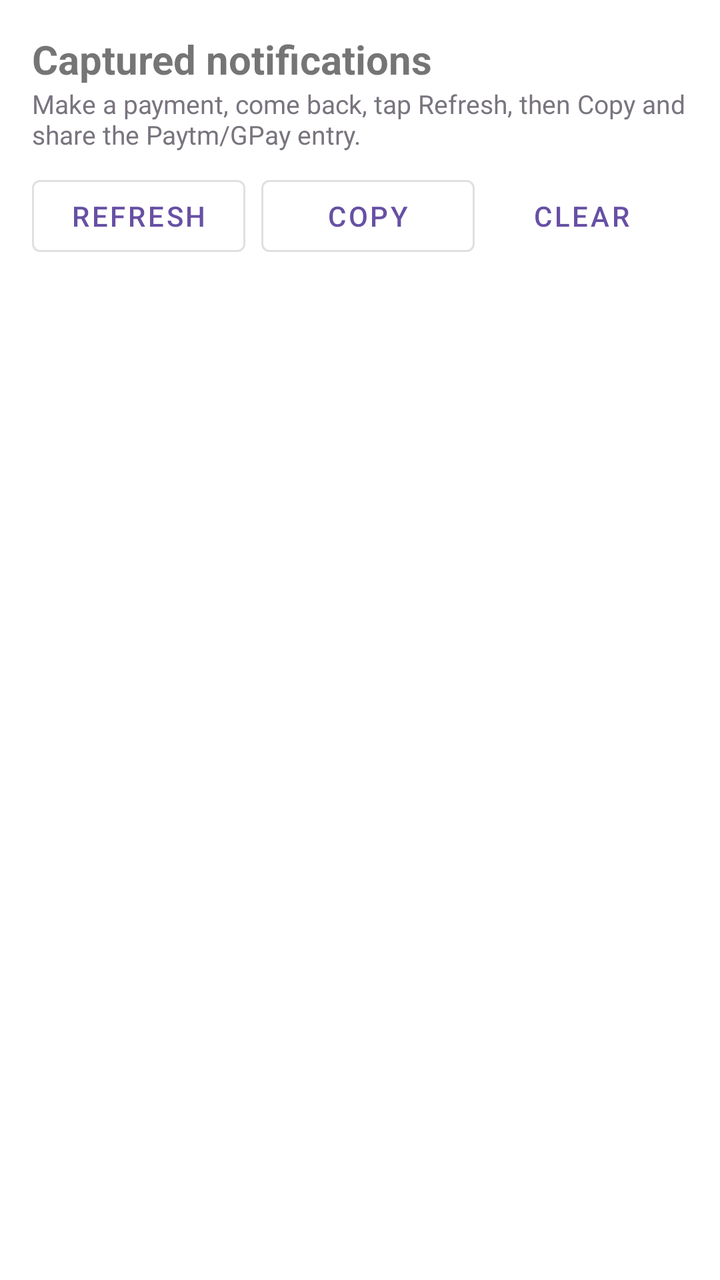
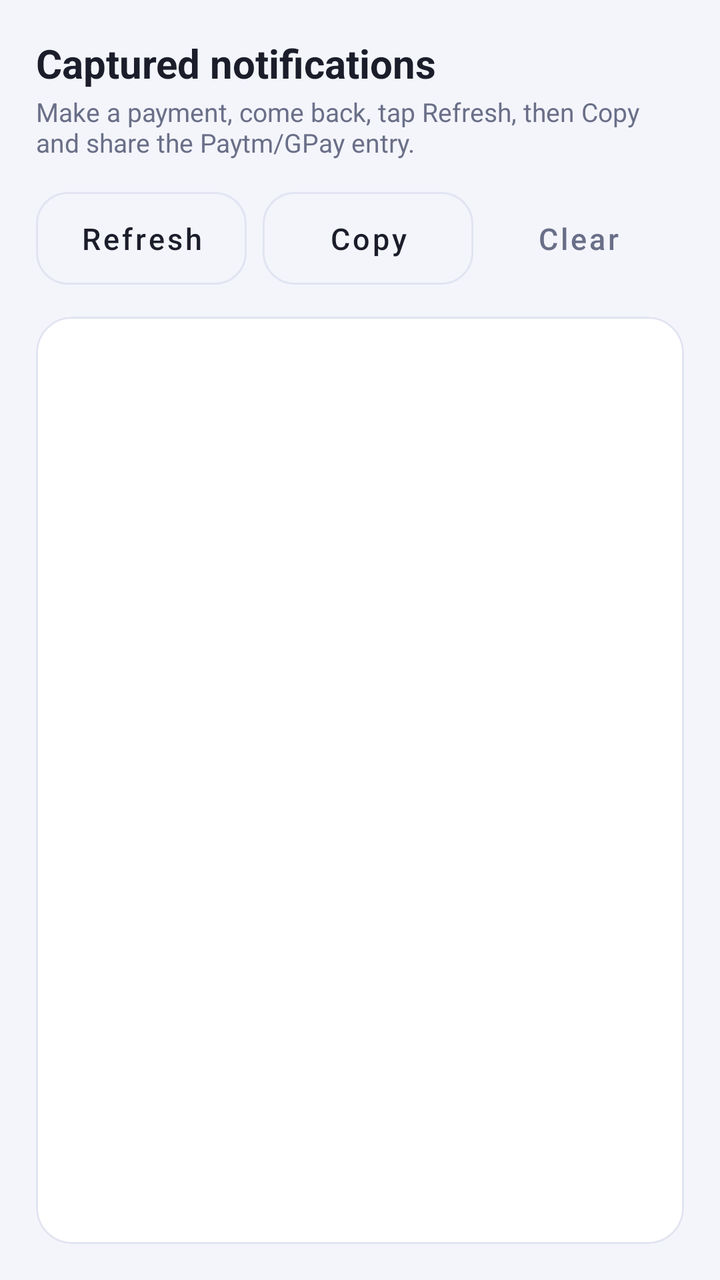

An Android layout rendered at two revisions. The XML below is the earlier revision; the diff shows what the commit changed to produce the second picture.
<!-- AndroidManifest.xml: application theme Theme.SplitMate -->
<!-- res/layout/activity_debug_log.xml -->
<?xml version="1.0" encoding="utf-8"?>
<LinearLayout xmlns:android="http://schemas.android.com/apk/res/android"
    android:layout_width="match_parent"
    android:layout_height="match_parent"
    android:orientation="vertical"
    android:padding="16dp">

    <TextView
        android:layout_width="wrap_content"
        android:layout_height="wrap_content"
        android:text="@string/debug_title"
        android:textSize="20sp"
        android:textStyle="bold" />

    <TextView
        android:layout_width="match_parent"
        android:layout_height="wrap_content"
        android:text="@string/debug_hint"
        android:textColor="#79747E"
        android:textSize="13sp"
        android:layout_marginBottom="8dp" />

    <LinearLayout
        android:layout_width="match_parent"
        android:layout_height="wrap_content"
        android:orientation="horizontal">

        <com.google.android.material.button.MaterialButton
            android:id="@+id/btnRefresh"
            style="@style/Widget.MaterialComponents.Button.OutlinedButton"
            android:layout_width="0dp"
            android:layout_weight="1"
            android:layout_height="wrap_content"
            android:text="@string/refresh" />

        <com.google.android.material.button.MaterialButton
            android:id="@+id/btnCopy"
            style="@style/Widget.MaterialComponents.Button.OutlinedButton"
            android:layout_width="0dp"
            android:layout_weight="1"
            android:layout_height="wrap_content"
            android:layout_marginStart="8dp"
            android:text="@string/copy" />

        <com.google.android.material.button.MaterialButton
            android:id="@+id/btnClear"
            style="@style/Widget.MaterialComponents.Button.TextButton"
            android:layout_width="0dp"
            android:layout_weight="1"
            android:layout_height="wrap_content"
            android:text="@string/clear" />
    </LinearLayout>

    <ScrollView
        android:layout_width="match_parent"
        android:layout_height="0dp"
        android:layout_weight="1"
        android:layout_marginTop="8dp">

        <TextView
            android:id="@+id/tvLog"
            android:layout_width="match_parent"
            android:layout_height="wrap_content"
            android:fontFamily="monospace"
            android:textSize="12sp"
            android:textIsSelectable="true" />
    </ScrollView>
</LinearLayout>
<!-- resources referenced by this layout -->
<resources>
  <string name="clear">Clear</string>
  <string name="copy">Copy</string>
  <string name="debug_hint">Make a payment, come back, tap Refresh, then Copy and share the Paytm/GPay entry.</string>
  <string name="debug_title">Captured notifications</string>
  <string name="refresh">Refresh</string>
  <style name="Theme.SplitMate" parent="Theme.MaterialComponents.DayNight.DarkActionBar">
          <item name="colorPrimary">#6750A4</item>
          <item name="colorPrimaryVariant">#4F378B</item>
          <item name="colorOnPrimary">#FFFFFF</item>
          <item name="colorSecondary">#625B71</item>
          <item name="colorOnSecondary">#FFFFFF</item>
      </style>
</resources>

<!-- the commit's change to res/layout/activity_debug_log.xml (unified diff, before → after) -->
@@ -1,14 +1,17 @@
 <?xml version="1.0" encoding="utf-8"?>
 <LinearLayout xmlns:android="http://schemas.android.com/apk/res/android"
+    xmlns:app="http://schemas.android.com/apk/res-auto"
     android:layout_width="match_parent"
     android:layout_height="match_parent"
+    android:background="@color/sm_bg"
     android:orientation="vertical"
-    android:padding="16dp">
+    android:padding="18dp">
 
     <TextView
         android:layout_width="wrap_content"
         android:layout_height="wrap_content"
         android:text="@string/debug_title"
+        android:textColor="@color/sm_text"
         android:textSize="20sp"
         android:textStyle="bold" />
 
@@ -16,9 +19,10 @@
         android:layout_width="match_parent"
         android:layout_height="wrap_content"
         android:text="@string/debug_hint"
-        android:textColor="#79747E"
+        android:textColor="@color/sm_text_muted"
         android:textSize="13sp"
-        android:layout_marginBottom="8dp" />
+        android:layout_marginTop="2dp"
+        android:layout_marginBottom="10dp" />
 
     <LinearLayout
         android:layout_width="match_parent"
@@ -27,7 +31,7 @@
 
         <com.google.android.material.button.MaterialButton
             android:id="@+id/btnRefresh"
-            style="@style/Widget.MaterialComponents.Button.OutlinedButton"
+            style="@style/Widget.SplitMate.Button.Outlined"
             android:layout_width="0dp"
             android:layout_weight="1"
             android:layout_height="wrap_content"
@@ -35,7 +39,7 @@
 
         <com.google.android.material.button.MaterialButton
             android:id="@+id/btnCopy"
-            style="@style/Widget.MaterialComponents.Button.OutlinedButton"
+            style="@style/Widget.SplitMate.Button.Outlined"
             android:layout_width="0dp"
             android:layout_weight="1"
             android:layout_height="wrap_content"
@@ -44,25 +48,37 @@
 
         <com.google.android.material.button.MaterialButton
             android:id="@+id/btnClear"
-            style="@style/Widget.MaterialComponents.Button.TextButton"
+            style="@style/Widget.SplitMate.Button.Text"
             android:layout_width="0dp"
             android:layout_weight="1"
             android:layout_height="wrap_content"
             android:text="@string/clear" />
     </LinearLayout>
 
-    <ScrollView
+    <com.google.android.material.card.MaterialCardView
         android:layout_width="match_parent"
         android:layout_height="0dp"
         android:layout_weight="1"
-        android:layout_marginTop="8dp">
+        android:layout_marginTop="10dp"
+        app:cardBackgroundColor="@color/sm_surface"
+        app:cardCornerRadius="18dp"
+        app:cardElevation="0dp"
+        app:strokeColor="@color/sm_outline"
+        app:strokeWidth="1dp">
 
-        <TextView
-            android:id="@+id/tvLog"
+        <ScrollView
             android:layout_width="match_parent"
-            android:layout_height="wrap_content"
-            android:fontFamily="monospace"
-            android:textSize="12sp"
-            android:textIsSelectable="true" />
-    </ScrollView>
+            android:layout_height="match_parent"
+            android:padding="14dp">
+
+            <TextView
+                android:id="@+id/tvLog"
+                android:layout_width="match_parent"
+                android:layout_height="wrap_content"
+                android:fontFamily="monospace"
+                android:textColor="@color/sm_text"
+                android:textSize="12sp"
+                android:textIsSelectable="true" />
+        </ScrollView>
+    </com.google.android.material.card.MaterialCardView>
 </LinearLayout>
<!-- resource entries referenced after the edit -->
@@ -1,16 +1,64 @@
 <!-- resources referenced by this layout -->
 <resources>
+  <color name="sm_bg">#F4F5FB</color>
+  <color name="sm_outline">#E1E4F1</color>
+  <color name="sm_surface">#FFFFFF</color>
+  <color name="sm_text">#1B1D2A</color>
+  <color name="sm_text_muted">#6A6F88</color>
   <string name="clear">Clear</string>
   <string name="copy">Copy</string>
   <string name="debug_hint">Make a payment, come back, tap Refresh, then Copy and share the Paytm/GPay entry.</string>
   <string name="debug_title">Captured notifications</string>
   <string name="refresh">Refresh</string>
-  <style name="Theme.SplitMate" parent="Theme.MaterialComponents.DayNight.DarkActionBar">
-          <item name="colorPrimary">#6750A4</item>
-          <item name="colorPrimaryVariant">#4F378B</item>
-          <item name="colorOnPrimary">#FFFFFF</item>
-          <item name="colorSecondary">#625B71</item>
-          <item name="colorOnSecondary">#FFFFFF</item>
+  <style name="Widget.SplitMate.Button.Outlined" parent="Widget.MaterialComponents.Button.OutlinedButton">
+          <item name="android:paddingTop">13dp</item>
+          <item name="android:paddingBottom">13dp</item>
+          <item name="android:textAllCaps">false</item>
+          <item name="android:textSize">15sp</item>
+          <item name="strokeColor">@color/sm_outline</item>
+          <item name="android:textColor">@color/sm_text</item>
+          <item name="iconTint">@color/sm_primary</item>
+          <item name="cornerRadius">16dp</item>
+      </style>
+  <style name="Widget.SplitMate.Button.Text" parent="Widget.MaterialComponents.Button.TextButton">
+          <item name="android:textAllCaps">false</item>
+          <item name="android:textSize">15sp</item>
+          <item name="android:textColor">@color/sm_text_muted</item>
+      </style>
+  <style name="Theme.SplitMate" parent="Theme.MaterialComponents.DayNight.NoActionBar">
+          <item name="colorPrimary">@color/sm_primary</item>
+          <item name="colorPrimaryVariant">@color/sm_primary</item>
+          <item name="colorOnPrimary">@color/sm_on_primary</item>
+          <item name="colorSecondary">@color/sm_accent</item>
+          <item name="colorSecondaryVariant">@color/sm_accent</item>
+          <item name="colorOnSecondary">@color/sm_on_primary</item>
+          <item name="android:colorBackground">@color/sm_bg</item>
+          <item name="colorSurface">@color/sm_surface</item>
+          <item name="colorOnSurface">@color/sm_text</item>
+          <item name="colorOnBackground">@color/sm_text</item>
+          <item name="colorError">#E5484D</item>
+          <item name="android:statusBarColor">@color/sm_bg</item>
+          <item name="android:navigationBarColor">@color/sm_bg</item>
+  
+          
+          <item name="shapeAppearanceSmallComponent">@style/Shape.SplitMate.Small</item>
+          <item name="shapeAppearanceMediumComponent">@style/Shape.SplitMate.Medium</item>
+          <item name="shapeAppearanceLargeComponent">@style/Shape.SplitMate.Large</item>
+      </style>
+  <color name="sm_primary">#5B67CA</color>
+  <color name="sm_on_primary">#FFFFFF</color>
+  <color name="sm_accent">#1FA79E</color>
+  <style name="Shape.SplitMate.Small" parent="ShapeAppearance.MaterialComponents.SmallComponent">
+          <item name="cornerFamily">rounded</item>
+          <item name="cornerSize">14dp</item>
+      </style>
+  <style name="Shape.SplitMate.Medium" parent="ShapeAppearance.MaterialComponents.MediumComponent">
+          <item name="cornerFamily">rounded</item>
+          <item name="cornerSize">22dp</item>
+      </style>
+  <style name="Shape.SplitMate.Large" parent="ShapeAppearance.MaterialComponents.LargeComponent">
+          <item name="cornerFamily">rounded</item>
+          <item name="cornerSize">30dp</item>
       </style>
 </resources>
 
